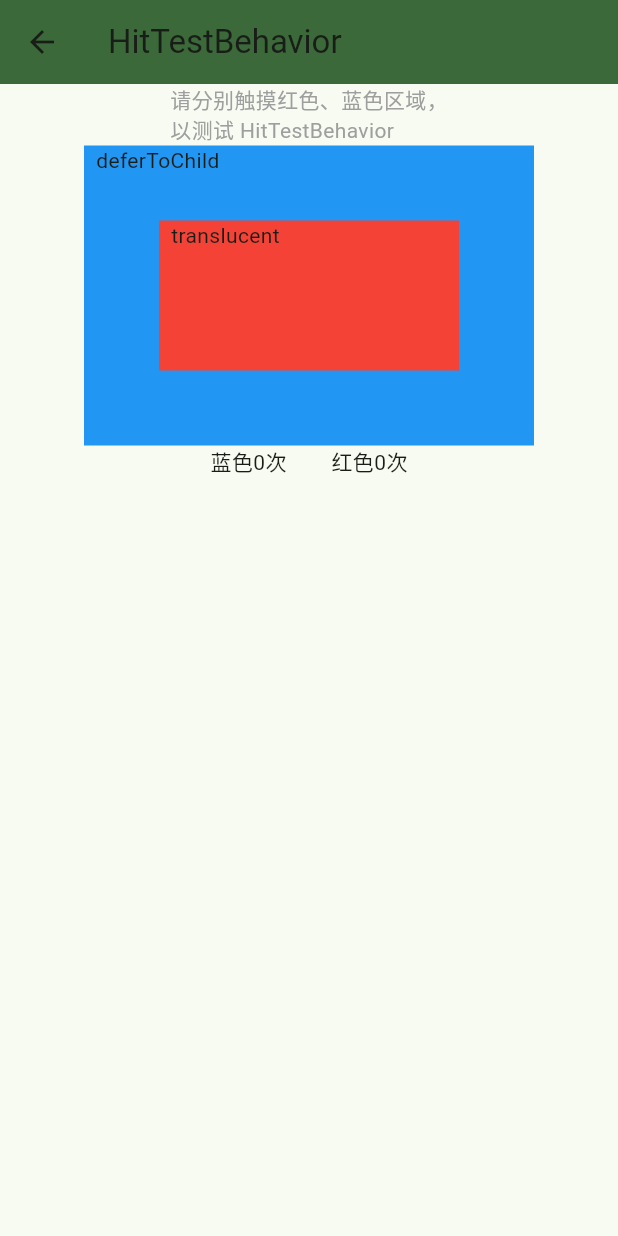
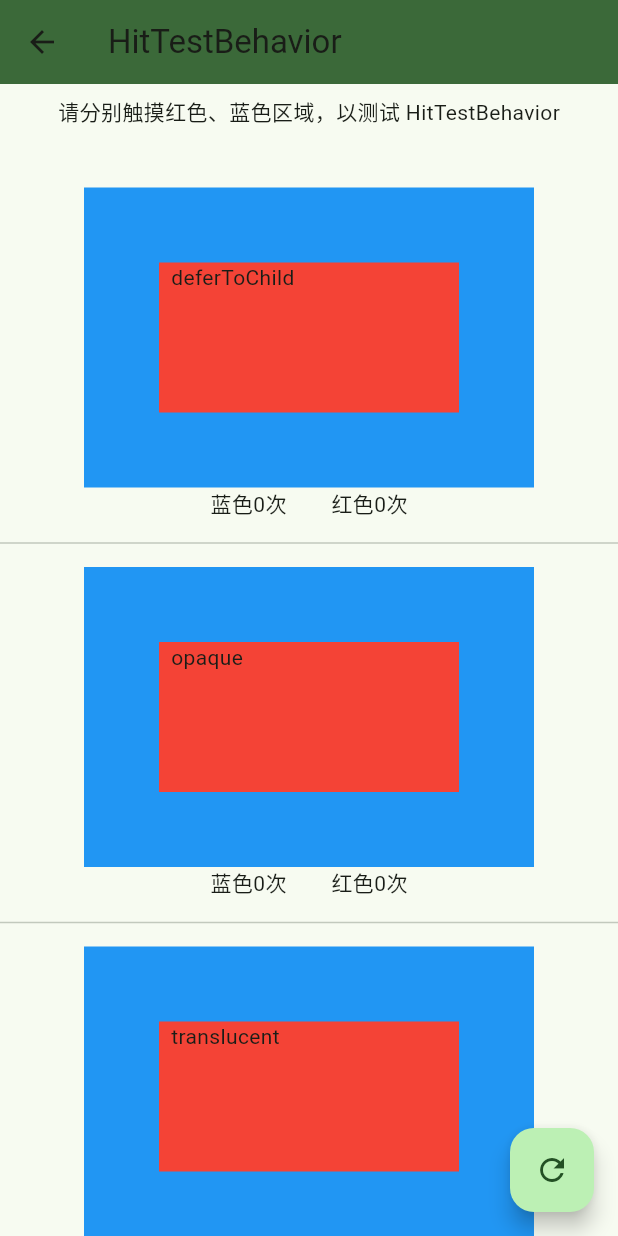
Before and after one commit to conghaonet/flutter_demo, a Flutter app: the HitTestBehaviorPage screen opened by its route, on a phone screen of 412 x 824 dp. Run offline on Flutter 3.47's test engine with Material 2 defaults, Android fonts, the light colour scheme and no system bars; our stand-ins replace go_router, scroll_to_index.

Commit message:
fix hit_test_behavior_page.dart

```diff
--- a/lib/src/page/hit_test_behavior_page.dart
+++ b/lib/src/page/hit_test_behavior_page.dart
@@ -9,8 +9,14 @@ class HitTestBehaviorPage extends StatefulWidget {
 }
 
 class _HitTestBehaviorPageState extends State<HitTestBehaviorPage> {
-  int _redCount = 0;
-  int _blueCount = 0;
+  int _blue1Count = 0;
+  int _red1Count = 0;
+
+  int _blue2Count = 0;
+  int _red2Count = 0;
+
+  int _blue3Count = 0;
+  int _red3Count = 0;
 
   @override
   Widget build(BuildContext context) {
@@ -18,40 +24,83 @@ class _HitTestBehaviorPageState extends State<HitTestBehaviorPage> {
       appBar: AppBar(
         title: const Text('HitTestBehavior'),
       ),
-      body: Container(
+      body: SafeArea(
+        child: SizedBox(
           width: double.infinity,
           child: SingleChildScrollView(
             child: Column(
               crossAxisAlignment: CrossAxisAlignment.center,
               children: [
-              const Text('请分别触摸红色、蓝色区域，\n以测试 HitTestBehavior', style: TextStyle(color: Colors.grey),),
+                const Padding(
+                  padding: EdgeInsets.all(8.0),
+                  child: Text('请分别触摸红色、蓝色区域，以测试 HitTestBehavior',),
+                ),
+                const SizedBox(height: 32,),
+                ..._buildRegion(HitTestBehavior.deferToChild),
+                const Divider(height: 32,),
+                ..._buildRegion(HitTestBehavior.opaque),
+                const Divider(height: 32,),
+                ..._buildRegion(HitTestBehavior.translucent),
+                const SizedBox(height: 40,),
+              ],
+            ),
+          ),
+        ),
+      ),
+      floatingActionButton: FloatingActionButton(
+        onPressed: () {
+          setState(() {
+            _blue1Count = 0;
+            _red1Count = 0;
+            _blue2Count = 0;
+            _red2Count = 0;
+            _blue3Count = 0;
+            _red3Count = 0;
+          });
+        },
+        child: const Icon(Icons.refresh),
+      ),
+    );
+  }
+
+  List<Widget> _buildRegion(HitTestBehavior behavior) {
+    int blueCount = 0;
+    int redCount = 0;
+    String behaviorName = '';
+    switch(behavior) {
+      case HitTestBehavior.deferToChild:
+        blueCount = _blue1Count;
+        redCount = _red1Count;
+        behaviorName = 'deferToChild';
+        break;
+      case HitTestBehavior.opaque:
+        blueCount = _blue2Count;
+        redCount = _red2Count;
+        behaviorName = 'opaque';
+        break;
+      case HitTestBehavior.translucent:
+        blueCount = _blue3Count;
+        redCount = _red3Count;
+        behaviorName = 'translucent';
+        break;
+    }
+
+    return <Widget>[
       Stack(
         children: [
           Listener(
-                    behavior: HitTestBehavior.deferToChild,
             onPointerDown: (event) {
-                      setState(() {
-                        ++_blueCount;
-                      });
+              setState(() => _setCounter(behavior, Colors.blue));
             },
             child: ConstrainedBox(
               constraints: BoxConstraints.tight(const Size(300.0, 200.0)),
               child: const DecoratedBox(decoration: BoxDecoration(color: Colors.blue),),
             ),
           ),
-                  const IgnorePointer(
-                    ignoring: true,
-                    child: Padding(
-                      padding: EdgeInsets.fromLTRB(8, 0, 0, 0),
-                      child: Text('deferToChild'),
-                    ),
-                  ),
           Listener(
-                    behavior: HitTestBehavior.translucent,
+            behavior: behavior,
             onPointerDown: (event) {
-                      setState(() {
-                        ++_redCount;
-                      });
+              setState(() => _setCounter(behavior, Colors.red));
             },
             child: SizedBox(
               width: 300,
@@ -66,20 +115,42 @@ class _HitTestBehaviorPageState extends State<HitTestBehaviorPage> {
               ),
             ),
           ),
-                  const IgnorePointer(
+          IgnorePointer(
             ignoring: true,
             child: Padding(
-                      padding: EdgeInsets.fromLTRB(58, 50, 0, 0),
-                      child: Text('translucent'),
+              padding: const EdgeInsets.fromLTRB(58, 50, 0, 0),
+              child: Text(behaviorName),
             ),
           ),
         ],
       ),
-              Text('蓝色$_blueCount次        红色$_redCount次'),
-            ],
-          ),
-        ),
-      ),
-    );
+      Text('蓝色$blueCount次        红色$redCount次'),
+    ];
+  }
+
+  void _setCounter(HitTestBehavior behavior, Color color) {
+    switch(behavior) {
+      case HitTestBehavior.deferToChild:
+        if(color == Colors.blue) {
+          ++_blue1Count;
+        } else if(color == Colors.red) {
+          ++ _red1Count;
+        }
+        break;
+      case HitTestBehavior.opaque:
+        if(color == Colors.blue) {
+          ++_blue2Count;
+        } else if(color == Colors.red) {
+          ++ _red2Count;
+        }
+        break;
+      case HitTestBehavior.translucent:
+        if(color == Colors.blue) {
+          ++_blue3Count;
+        } else if(color == Colors.red) {
+          ++ _red3Count;
+        }
+        break;
     }
   }
+}
```
Lines whose indentation alone changed are shown as unchanged.
